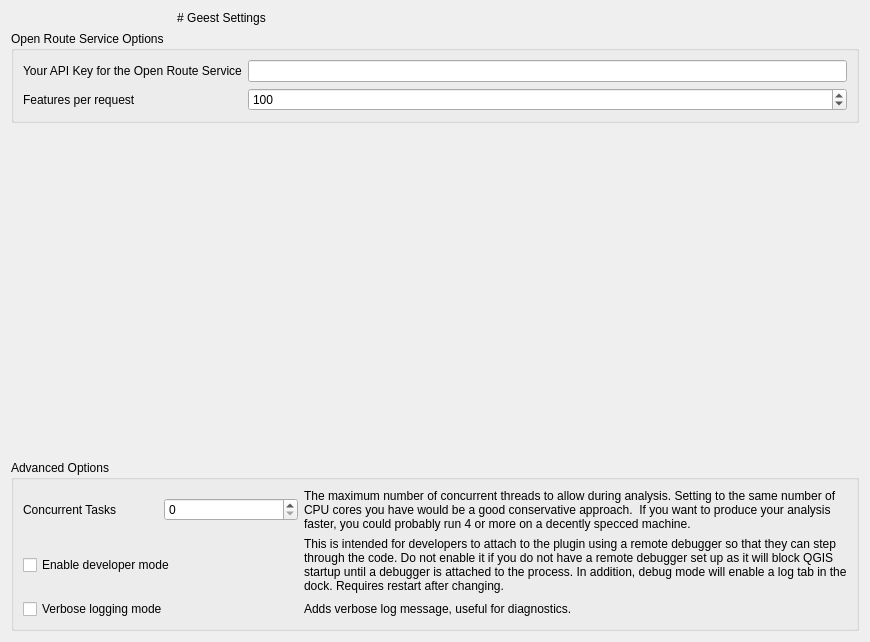
Above: geest/ui/geest_settings_base.ui from worldbank/GEEST before the change. Below: the same form after it.
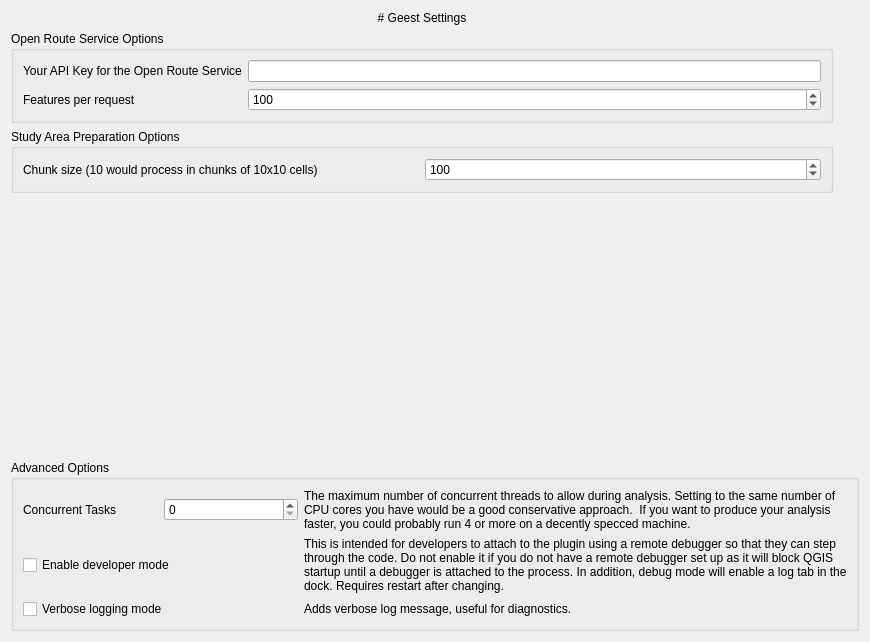
That is the form after the change.

Commit message: Improvements and fixes for grid generation

Patch:
```diff
--- a/geest/ui/geest_settings_base.ui
+++ b/geest/ui/geest_settings_base.ui
@@ -13,7 +13,7 @@
   <property name="windowTitle">
    <string>Geest Settings</string>
   </property>
-  <layout class="QGridLayout" name="gridLayout_3">
+  <layout class="QGridLayout" name="gridLayout_4">
    <item row="0" column="0">
     <widget class="QLabel" name="label">
      <property name="text">
@@ -27,7 +27,7 @@
      </property>
     </widget>
    </item>
-   <item row="1" column="0" colspan="2">
+   <item row="1" column="0">
     <widget class="QGroupBox" name="groupBox_2">
      <property name="title">
       <string>Open Route Service Options</string>
@@ -66,7 +66,36 @@
      </layout>
     </widget>
    </item>
-   <item row="2" column="1">
+   <item row="2" column="0">
+    <widget class="QGroupBox" name="groupBox_3">
+     <property name="title">
+      <string>Study Area Preparation Options</string>
+     </property>
+     <layout class="QGridLayout" name="gridLayout_3">
+      <item row="0" column="0">
+       <widget class="QLabel" name="label_6">
+        <property name="text">
+         <string>Chunk size (10 would process in chunks of 10x10 cells)</string>
+        </property>
+       </widget>
+      </item>
+      <item row="0" column="1">
+       <widget class="QSpinBox" name="chunk_size">
+        <property name="maximum">
+         <number>10000</number>
+        </property>
+        <property name="singleStep">
+         <number>10</number>
+        </property>
+        <property name="value">
+         <number>100</number>
+        </property>
+       </widget>
+      </item>
+     </layout>
+    </widget>
+   </item>
+   <item row="3" column="1">
     <spacer name="verticalSpacer">
      <property name="orientation">
       <enum>Qt::Vertical</enum>
@@ -79,7 +108,7 @@
      </property>
     </spacer>
    </item>
-   <item row="3" column="0" colspan="2">
+   <item row="4" column="0" colspan="2">
     <widget class="QGroupBox" name="groupBox">
      <property name="title">
       <string>Advanced Options</string>
```
The commit also changes 6 other files.
